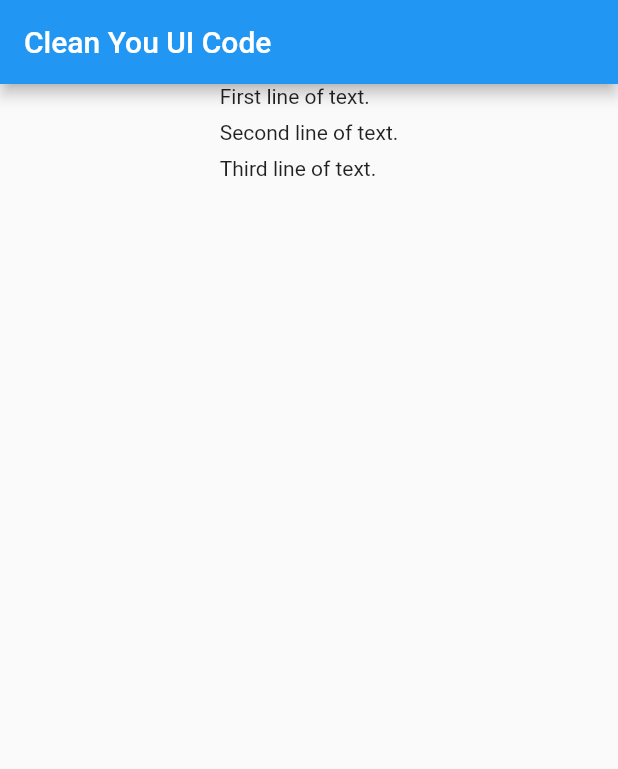
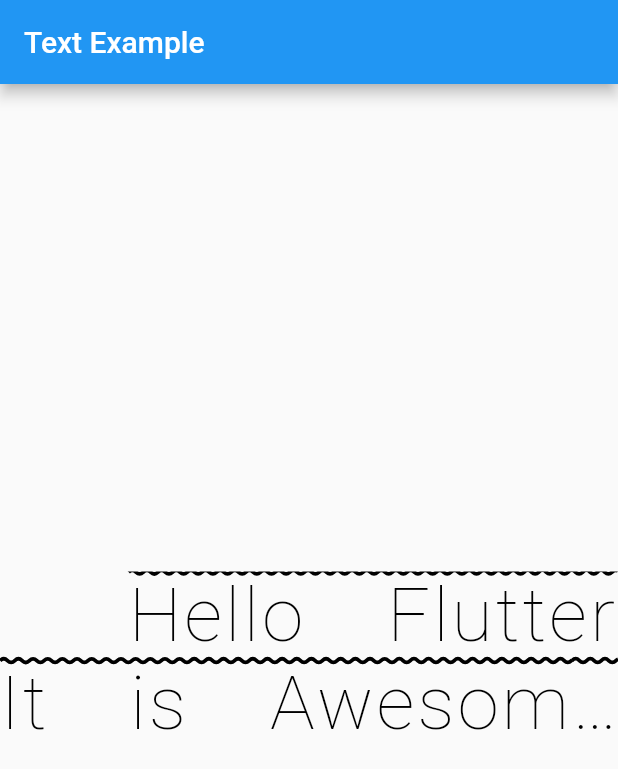
Before and after one commit to champkeh/flutter-demo, a Flutter app: the screen it shows after launch, on a phone screen of 412 x 824 dp. Shown: the top 769 px of the screen. Run offline on Flutter 3.47's test engine with Material 2 defaults, Android fonts, the phone set to English and light mode, and no system bars.

Commit message:
add text widget demo.

```diff
--- a/lib/main.dart
+++ b/lib/main.dart
@@ -1,6 +1,8 @@
 import 'package:flutter/material.dart';
 import 'package:flutter_demo/wavy_image_mask/wavy_image_demo.dart';
 import 'package:flutter_demo/clean_ui_code/clean_ui_code_demo.dart';
+import 'package:flutter_demo/animation/easing_animation.dart';
+import 'package:flutter_demo/text/text_example.dart';
 
 void main() => runApp(MyApp());
 
@@ -13,7 +15,7 @@ class MyApp extends StatelessWidget {
       theme: ThemeData(
         primarySwatch: Colors.blue,
       ),
-      home: CleanUICodePage(),
+      home: TextExample(),
     );
   }
 }
--- /dev/null
+++ b/lib/text/text_example.dart
@@ -0,0 +1,33 @@
+import 'package:flutter/material.dart';
+
+class TextExample extends StatelessWidget {
+  @override
+  Widget build(BuildContext context) {
+    return Scaffold(
+      appBar: AppBar(
+        title: Text('Text Example'),
+      ),
+      body: Column(
+        mainAxisAlignment: MainAxisAlignment.center,
+        children: <Widget>[
+          Text(
+            'Hello Flutter It is Awesome WOW',
+            textAlign: TextAlign.right,
+            textDirection: TextDirection.ltr,
+            overflow: TextOverflow.ellipsis,
+            maxLines: 2,
+            style: TextStyle(
+              color: Colors.black,
+              fontSize: 50,
+              fontWeight: FontWeight.w200,
+              letterSpacing: 2,
+              wordSpacing: 40,
+              decoration: TextDecoration.overline,
+              decorationStyle: TextDecorationStyle.wavy,
+            ),
+          ),
+        ],
+      ),
+    );
+  }
+}
```
Also changed, not shown: lib/animation/easing_animation.dart (added, +69 -0 lines), 2 other files.
